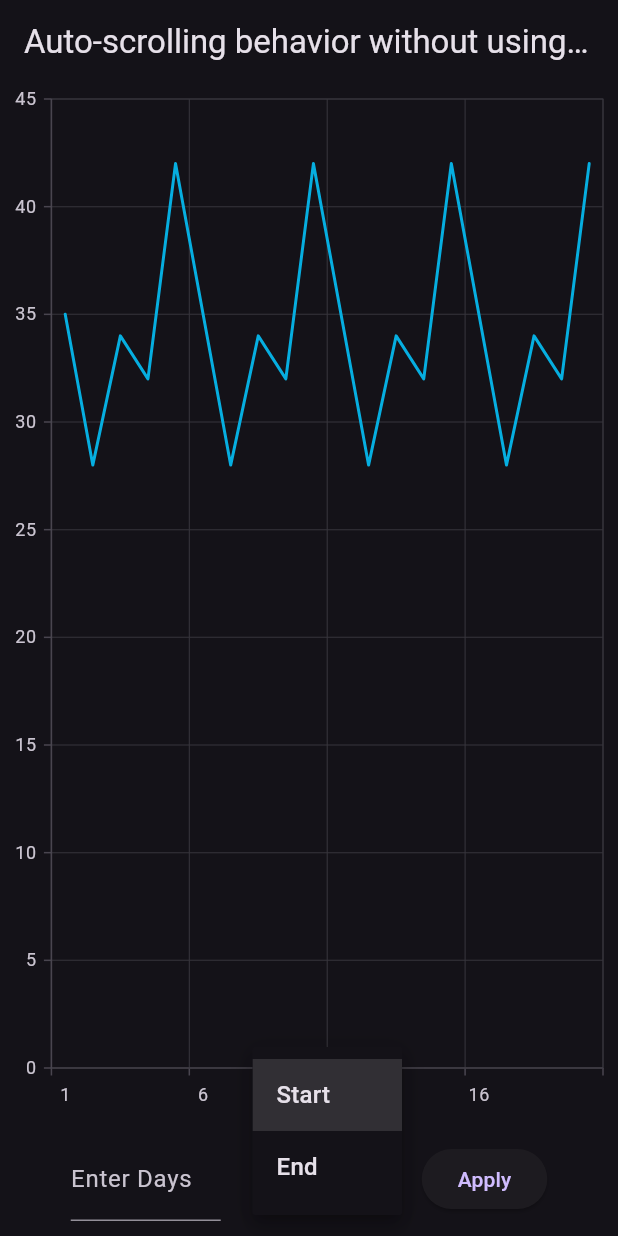
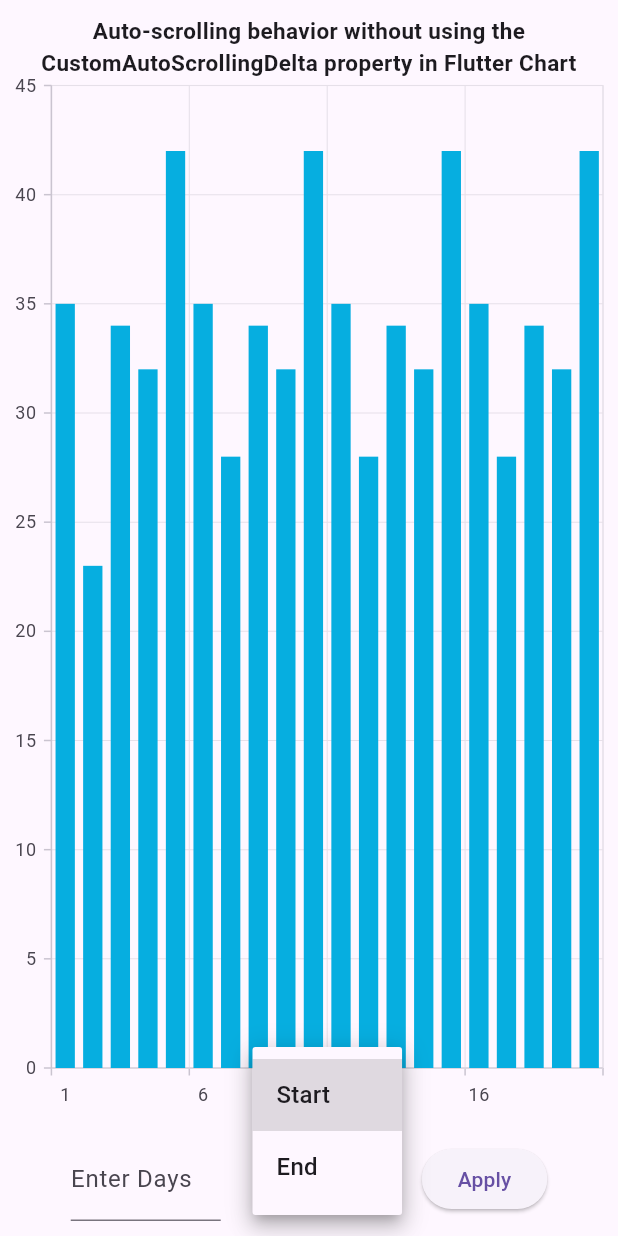
Before and after one commit to SyncfusionExamples/flutter_chart_custom_auto_scrolling_behavior_without_using_auto_scrolling_delta, a Flutter app: the screen it shows after launch, after a tap on "Start", on a phone screen of 412 x 824 dp. Run offline on Flutter 3.47's test engine with Material 3 defaults, Android fonts, the phone set to English and light mode, and no system bars; our stand-ins replace syncfusion_flutter_charts.

Commit message:
FLUT-910020-[others][flutter]: Updated to column series

```diff
--- a/lib/main.dart
+++ b/lib/main.dart
@@ -4,10 +4,9 @@ import 'package:intl/intl.dart';
 
 void main() {
   runApp(
-    MaterialApp(
+    const MaterialApp(
       debugShowCheckedModeBanner: false,
-      theme: ThemeData(brightness: Brightness.dark),
-      home: const CustomAutoScrolling(),
+      home: CustomAutoScrolling(),
     ),
   );
 }
@@ -35,7 +34,7 @@ class _CustomAutoScrollingState extends State<CustomAutoScrolling> {
   void _initializeChartData() {
     chartData = [
       ChartData(DateTime(2023, 01, 01), 35),
-      ChartData(DateTime(2023, 01, 02), 28),
+      ChartData(DateTime(2023, 01, 02), 23),
       ChartData(DateTime(2023, 01, 03), 34),
       ChartData(DateTime(2023, 01, 04), 32),
       ChartData(DateTime(2023, 01, 05), 42),
@@ -60,10 +59,6 @@ class _CustomAutoScrollingState extends State<CustomAutoScrolling> {
   @override
   Widget build(BuildContext context) {
     return Scaffold(
-      appBar: AppBar(
-        title: const Text(
-            'Auto-scrolling behavior without using the CustomAutoScrollingDelta property in Flutter Chart'),
-      ),
       body: Column(
         children: <Widget>[
           Expanded(
@@ -76,8 +71,12 @@ class _CustomAutoScrollingState extends State<CustomAutoScrolling> {
                   _xAxisRenderer = controller;
                 },
               ),
-              series: <LineSeries<ChartData, DateTime>>[
-                LineSeries<ChartData, DateTime>(
+              title: const ChartTitle(
+                  text:
+                      'Auto-scrolling behavior without using the CustomAutoScrollingDelta property in Flutter Chart',
+                  textStyle: TextStyle(fontWeight: FontWeight.bold)),
+              series: <ColumnSeries<ChartData, DateTime>>[
+                ColumnSeries<ChartData, DateTime>(
                   dataSource: chartData,
                   xValueMapper: (ChartData chartData, int index) => chartData.x,
                   yValueMapper: (ChartData chartData, int index) => chartData.y,
@@ -90,7 +89,7 @@ class _CustomAutoScrollingState extends State<CustomAutoScrolling> {
             padding: const EdgeInsets.all(10.0),
             child: Row(
               mainAxisAlignment: MainAxisAlignment.spaceEvenly,
-              children: [
+              children: <Widget>[
                 _customAutoScrollingDelta(),
                 _autoScrollingMode(),
                 _applyAutoScrolling(),
```
